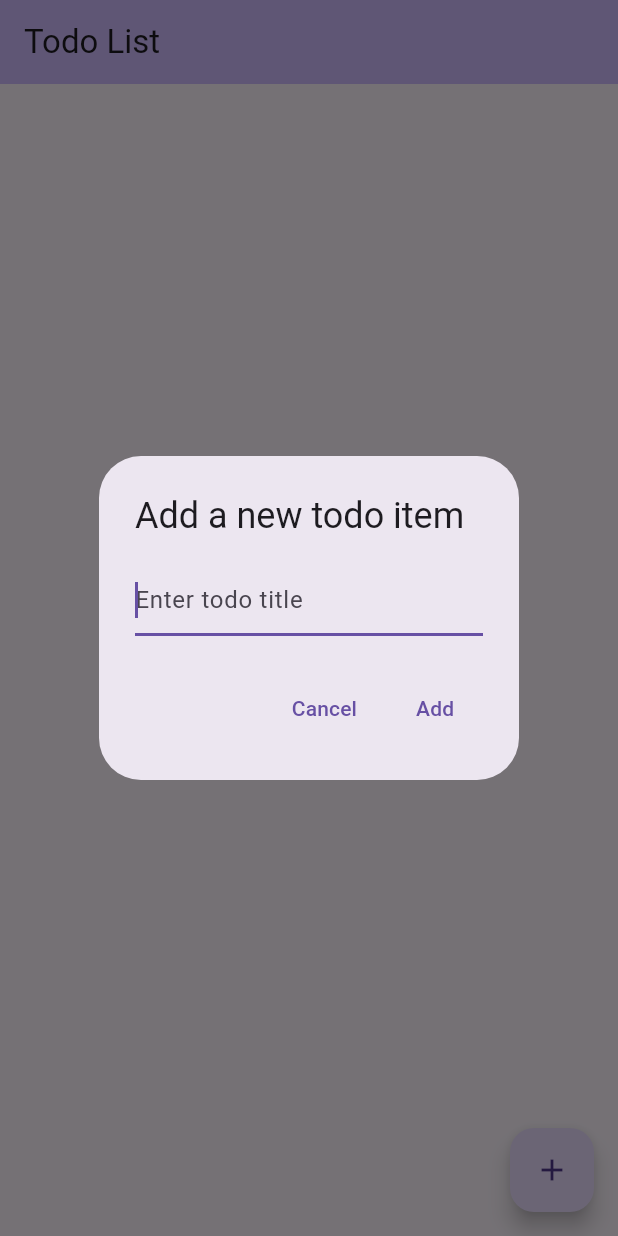
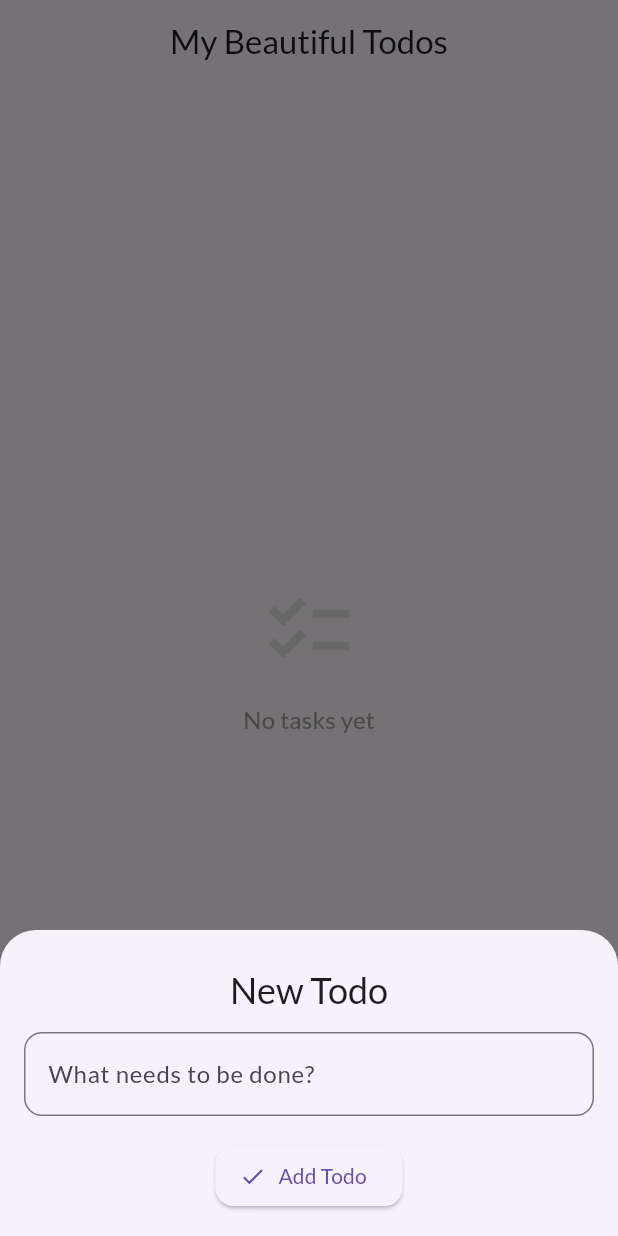
Before and after one commit to S4IF-TP/flutter-todolist-project, a Flutter app: the screen it shows after launch, after a tap on the "add" icon, on a phone screen of 412 x 824 dp. Run offline on Flutter 3.47's test engine with Material 3 defaults, Android fonts, the phone set to English and light mode, and no system bars; our stand-ins replace google_fonts.

Commit message:
last commit

```diff
--- a/lib/main.dart
+++ b/lib/main.dart
@@ -1,4 +1,5 @@
 import 'package:flutter/material.dart';
+import 'package:google_fonts/google_fonts.dart';
 
 void main() {
   runApp(const MyApp());
@@ -12,16 +13,23 @@ class MyApp extends StatelessWidget {
     return MaterialApp(
       title: 'Flutter Todo List',
       theme: ThemeData(
-        primarySwatch: Colors.blue, // Or any other color scheme
+        primarySwatch: Colors.deepPurple,
         useMaterial3: true,
+        textTheme: GoogleFonts.latoTextTheme(Theme.of(context).textTheme),
+        elevatedButtonTheme: ElevatedButtonThemeData(
+          style: ElevatedButton.styleFrom(
+            shape: RoundedRectangleBorder(
+              borderRadius: BorderRadius.circular(12),
+            ),
+          ),
+        ),
       ),
       home: const TodoListScreen(),
-      debugShowCheckedModeBanner: false, // Optional: Removes the debug banner
+      debugShowCheckedModeBanner: false,
     );
   }
 }
 
-// --- TodoListScreen Widget (Stateful) ---
 class TodoListScreen extends StatefulWidget {
   const TodoListScreen({super.key});
 
@@ -30,21 +38,16 @@ class TodoListScreen extends StatefulWidget {
 }
 
 class _TodoListScreenState extends State<TodoListScreen> {
-  // --- State Variables ---
-  final List<TodoItem> _todos = []; // List to hold our todo items
-  final TextEditingController _textFieldController = TextEditingController();
+  final List<TodoItem> _todos = [];
+  final TextEditingController _textController = TextEditingController();
 
-  // --- Methods ---
   void _addTodoItem(String title) {
-    // Only add if the title is not empty
-    if (title.trim().isNotEmpty) {
+    if (title.trim().isEmpty) return;
     setState(() {
-        // Use setState to update the UI
-        _todos.add(TodoItem(title: title.trim()));
+      _todos.insert(0, TodoItem(title: title.trim()));
     });
-      _textFieldController.clear(); // Clear the text field
-      Navigator.of(context).pop(); // Close the dialog
-    }
+    _textController.clear();
+    Navigator.of(context).pop();
   }
 
   void _toggleTodoStatus(int index) {
@@ -54,101 +57,162 @@ class _TodoListScreenState extends State<TodoListScreen> {
   }
 
   void _deleteTodoItem(int index) {
+    final deletedItem = _todos[index];
     setState(() {
       _todos.removeAt(index);
     });
+    ScaffoldMessenger.of(context).showSnackBar(
+      SnackBar(
+        content: Text('Deleted "${deletedItem.title}"'),
+        action: SnackBarAction(
+          label: 'Undo',
+          onPressed: () {
+            setState(() {
+              _todos.insert(index, deletedItem);
+            });
+          },
+        ),
+      ),
+    );
   }
 
-  // --- Dialog for adding new todos ---
-  Future<void> _displayAddDialog() async {
-    return showDialog<void>(
+  Future<void> _showAddDialog() async {
+    return showModalBottomSheet(
       context: context,
-      barrierDismissible: true, // Allow closing by tapping outside
-      builder: (BuildContext context) {
-        return AlertDialog(
-          title: const Text('Add a new todo item'),
-          content: TextField(
-            controller: _textFieldController,
-            decoration: const InputDecoration(hintText: 'Enter todo title'),
-            autofocus: true, // Automatically focus the text field
-            onSubmitted: (value) => _addTodoItem(value), // Add on Enter key
+      shape: const RoundedRectangleBorder(
+        borderRadius: BorderRadius.vertical(top: Radius.circular(24)),
       ),
-          actions: <Widget>[
-            TextButton(
-              child: const Text('Cancel'),
-              onPressed: () {
-                _textFieldController.clear(); // Clear if cancelled
-                Navigator.of(context).pop();
-              },
+      isScrollControlled: true,
+      builder: (context) {
+        return Padding(
+          padding: EdgeInsets.only(
+            bottom: MediaQuery.of(context).viewInsets.bottom + 16,
+            left: 16,
+            right: 16,
+            top: 24,
           ),
-            TextButton(
-              child: const Text('Add'),
-              onPressed: () {
-                _addTodoItem(_textFieldController.text);
-              },
+          child: Column(
+            mainAxisSize: MainAxisSize.min,
+            children: [
+              Text(
+                'New Todo',
+                style: Theme.of(context).textTheme.headlineSmall,
+              ),
+              const SizedBox(height: 12),
+              TextField(
+                controller: _textController,
+                decoration: InputDecoration(
+                  hintText: 'What needs to be done?',
+                  border: OutlineInputBorder(
+                    borderRadius: BorderRadius.circular(12),
+                  ),
+                ),
+                onSubmitted: _addTodoItem,
+              ),
+              const SizedBox(height: 16),
+              ElevatedButton.icon(
+                onPressed: () => _addTodoItem(_textController.text),
+                icon: const Icon(Icons.check),
+                label: const Text('Add Todo'),
               ),
             ],
+          ),
         );
       },
     );
   }
 
-  // --- Build Method ---
   @override
   Widget build(BuildContext context) {
     return Scaffold(
       appBar: AppBar(
-        title: const Text('Todo List'),
-        backgroundColor: Theme.of(context).colorScheme.inversePrimary,
+        title: const Text('My Beautiful Todos'),
+        centerTitle: true,
+        elevation: 0,
       ),
-      body: ListView.builder(
+      body:
+          _todos.isEmpty
+              ? Center(
+                child: Column(
+                  mainAxisSize: MainAxisSize.min,
+                  children: [
+                    Icon(Icons.checklist, size: 64, color: Colors.grey[300]),
+                    const SizedBox(height: 16),
+                    Text(
+                      'No tasks yet',
+                      style: Theme.of(
+                        context,
+                      ).textTheme.titleMedium!.copyWith(color: Colors.grey),
+                    ),
+                  ],
+                ),
+              )
+              : ListView.builder(
+                padding: const EdgeInsets.all(8),
                 itemCount: _todos.length,
                 itemBuilder: (context, index) {
                   final todo = _todos[index];
-          return ListTile(
+                  return Dismissible(
+                    key: ValueKey(todo),
+                    direction: DismissDirection.endToStart,
+                    background: Container(
+                      alignment: Alignment.centerRight,
+                      padding: const EdgeInsets.symmetric(horizontal: 20),
+                      decoration: BoxDecoration(
+                        color: Colors.redAccent,
+                        borderRadius: BorderRadius.circular(12),
+                      ),
+                      child: const Icon(Icons.delete, color: Colors.white),
+                    ),
+                    onDismissed: (_) => _deleteTodoItem(index),
+                    child: Card(
+                      elevation: 2,
+                      shape: RoundedRectangleBorder(
+                        borderRadius: BorderRadius.circular(12),
+                      ),
+                      child: ListTile(
+                        contentPadding: const EdgeInsets.symmetric(
+                          vertical: 8,
+                          horizontal: 16,
+                        ),
                         leading: Checkbox(
                           value: todo.isDone,
-              onChanged: (bool? value) {
-                _toggleTodoStatus(index);
-              },
+                          onChanged: (_) => _toggleTodoStatus(index),
                         ),
                         title: Text(
                           todo.title,
                           style: TextStyle(
                             decoration:
                                 todo.isDone
-                        ? TextDecoration
-                            .lineThrough // Strikethrough if done
+                                    ? TextDecoration.lineThrough
                                     : TextDecoration.none,
-                color: todo.isDone ? Colors.grey : null, // Grey out if done
+                            color: todo.isDone ? Colors.grey : null,
                           ),
                         ),
                         trailing: IconButton(
-              icon: const Icon(Icons.delete_outline, color: Colors.redAccent),
-              onPressed: () => _deleteTodoItem(index),
-              tooltip: 'Delete Item',
+                          icon: const Icon(Icons.info_outline),
+                          onPressed: () {},
                         ),
-            onTap: () => _toggleTodoStatus(index), // Toggle status on tap too
+                        onTap: () => _toggleTodoStatus(index),
+                      ),
+                    ),
                   );
                 },
               ),
       floatingActionButton: FloatingActionButton(
-        onPressed: _displayAddDialog, // Show the add dialog on press
-        tooltip: 'Add Item',
+        onPressed: _showAddDialog,
         child: const Icon(Icons.add),
       ),
     );
   }
 
-  // Dispose the controller when the widget is removed from the tree
   @override
   void dispose() {
-    _textFieldController.dispose();
+    _textController.dispose();
     super.dispose();
   }
 }
 
-// --- TodoItem Model Class ---
 class TodoItem {
   String title;
   bool isDone;
--- a/pubspec.yaml
+++ b/pubspec.yaml
@@ -2,7 +2,7 @@ name: todolist_app
 description: "A new Flutter project."
 # The following line prevents the package from being accidentally published to
 # pub.dev using `flutter pub publish`. This is preferred for private packages.
-publish_to: 'none' # Remove this line if you wish to publish to pub.dev
+publish_to: "none" # Remove this line if you wish to publish to pub.dev
 
 # The following defines the version and build number for your application.
 # A version number is three numbers separated by dots, like 1.2.43
@@ -34,6 +34,7 @@ dependencies:
   # The following adds the Cupertino Icons font to your application.
   # Use with the CupertinoIcons class for iOS style icons.
   cupertino_icons: ^1.0.8
+  google_fonts: ^6.2.1 # or the latest version on pub.dev
 
 dev_dependencies:
   flutter_test:
@@ -51,7 +52,6 @@ dev_dependencies:
 
 # The following section is specific to Flutter packages.
 flutter:
-
   # The following line ensures that the Material Icons font is
   # included with your application, so that you can use the icons in
   # the material Icons class.
```
Also changed, not shown: pubspec.lock, 1 other file. Lines whose indentation alone changed are shown as unchanged.
